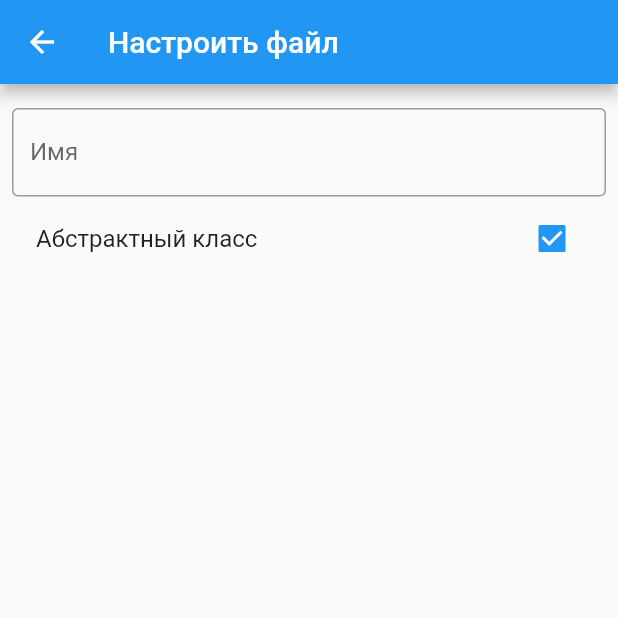
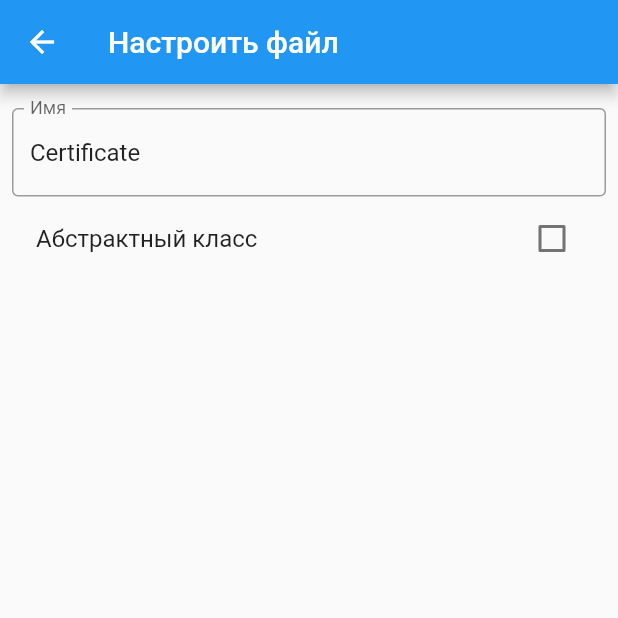
Before and after one commit to roman-zm/cert_gen, a Flutter app: the DartFileSettingsScreen screen opened directly, after a tap on "Абстрактный класс", on a phone screen of 412 x 824 dp, the top half of it. Run offline on Flutter 3.47's test engine with Material 2 defaults, Android fonts, the phone set to English and light mode, and no system bars; our stand-ins replace bloc, equatable, flutter_bloc; missing offline and left inert: file_selector.

Commit message:
refactor dart file settings

```diff
--- /dev/null
+++ b/lib/app_bloc_provider.dart
@@ -0,0 +1,19 @@
+import 'package:convert_cert/dart_file_settings/bloc/dart_file_bloc.dart';
+import 'package:convert_cert/home/bloc/home_bloc.dart';
+import 'package:flutter/material.dart';
+import 'package:flutter_bloc/flutter_bloc.dart';
+
+class AppBlocProvider extends StatelessWidget {
+  final Widget child;
+
+  const AppBlocProvider({Key? key, required this.child}) : super(key: key);
+
+  @override
+  Widget build(BuildContext context) => MultiBlocProvider(
+        providers: [
+          BlocProvider(create: (_) => HomeBloc(), child: child),
+          BlocProvider(create: (_) => DartFileBloc(), child: child)
+        ],
+        child: child,
+      );
+}
--- a/lib/dart_file_settings/widget/dart_file_settings.dart
+++ b/lib/dart_file_settings/widget/dart_file_settings.dart
@@ -1,23 +1,72 @@
+import 'package:convert_cert/dart_file_settings/bloc/dart_file_bloc.dart';
+import 'package:convert_cert/dart_file_settings/model/dart_file_type.dart';
 import 'package:flutter/material.dart';
+import 'package:flutter_bloc/flutter_bloc.dart';
 
 class DartFileSettings extends StatelessWidget {
   @override
   Widget build(BuildContext context) {
     return Column(
       children: [
-        TextField(
-          decoration: InputDecoration(
-            labelText: 'Имя',
-            hintText: 'Certificates',
-            border: OutlineInputBorder(),
-          ),
-        ),
-        CheckboxListTile(
-          value: true,
-          onChanged: (value) {},
-          title: Text("Абстрактный класс"),
-        )
+        FileNameInput(),
+        FileTypeCheckBox(),
       ],
     );
   }
 }
+
+class FileNameInput extends StatefulWidget {
+  @override
+  _FileNameInputState createState() => _FileNameInputState();
+}
+
+class _FileNameInputState extends State<FileNameInput> {
+  final controller = TextEditingController();
+
+  bool initialized = false;
+
+  @override
+  Widget build(BuildContext context) {
+    return BlocBuilder<DartFileBloc, DartFileState>(
+      builder: (context, state) {
+        if (!initialized) {
+          controller.text = state.name;
+          initialized = true;
+        }
+
+        return TextField(
+          decoration: InputDecoration(
+            labelText: 'Имя',
+            border: OutlineInputBorder(),
+          ),
+          onChanged: (value) =>
+              context.read<DartFileBloc>().add(DartFileNameChanged(value)),
+          controller: controller,
+        );
+      },
+    );
+  }
+}
+
+class FileTypeCheckBox extends StatelessWidget {
+  @override
+  Widget build(BuildContext context) {
+    return BlocBuilder<DartFileBloc, DartFileState>(
+      builder: (context, state) => CheckboxListTile(
+        title: Text('Абстрактный класс'),
+        value: state.fileType == DartFileType.abstractClass,
+        onChanged: (value) {
+          if (value == null) return;
+
+          context.read<DartFileBloc>().add(
+                DartFileTypeChanged(
+                  value
+                      ? DartFileType.abstractClass
+                      : DartFileType.topLevelFields,
+                ),
+              );
+        },
+      ),
+    );
+  }
+}
--- a/lib/main.dart
+++ b/lib/main.dart
@@ -1,7 +1,6 @@
-import 'package:convert_cert/home/bloc/home_bloc.dart';
+import 'package:convert_cert/app_bloc_provider.dart';
 import 'package:convert_cert/home/widget/home.dart';
 import 'package:flutter/material.dart';
-import 'package:flutter_bloc/flutter_bloc.dart';
 
 void main() {
   runApp(MyApp());
@@ -23,15 +22,3 @@ class MyApp extends StatelessWidget {
     );
   }
 }
-
-class AppBlocProvider extends StatelessWidget {
-  final Widget child;
-
-  const AppBlocProvider({Key? key, required this.child}) : super(key: key);
-
-  @override
-  Widget build(BuildContext context) => BlocProvider(
-        create: (context) => HomeBloc(),
-        child: child,
-      );
-}
```
